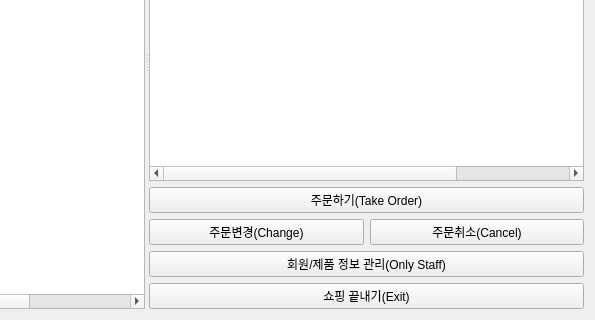
Before: the Qt Designer form shoppingmanager.ui in YJinPort/Qt_project, drawn with Qt 5; both pictures show x 205 to 800 and y 280 to 600 of the 800 by 600 pixel window.
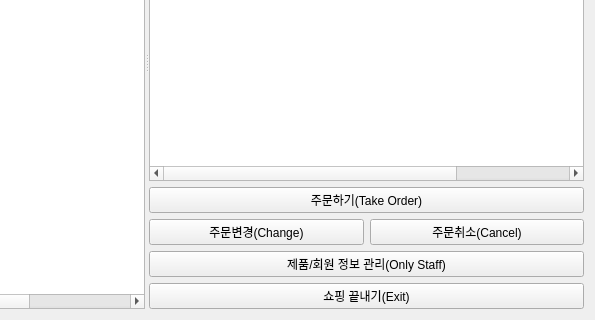
After: the same form once the commit is applied.

Patch:
```diff
--- a/shoppingmanager.ui
+++ b/shoppingmanager.ui
@@ -407,7 +407,7 @@
          <item>
           <widget class="QPushButton" name="pushButton_6">
            <property name="text">
-            <string>회원/제품 정보 관리(Only Staff)</string>
+            <string>제품/회원 정보 관리(Only Staff)</string>
            </property>
           </widget>
          </item>
```
Left out of the diff: 32 changed lines with no effect on the pictures.
